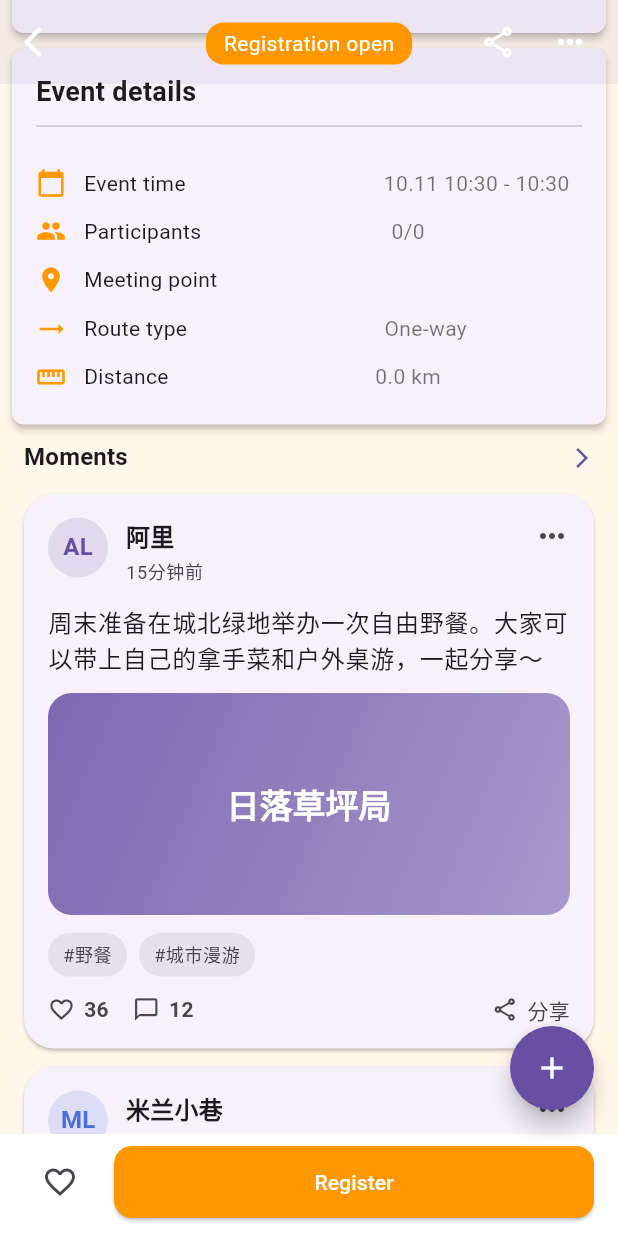
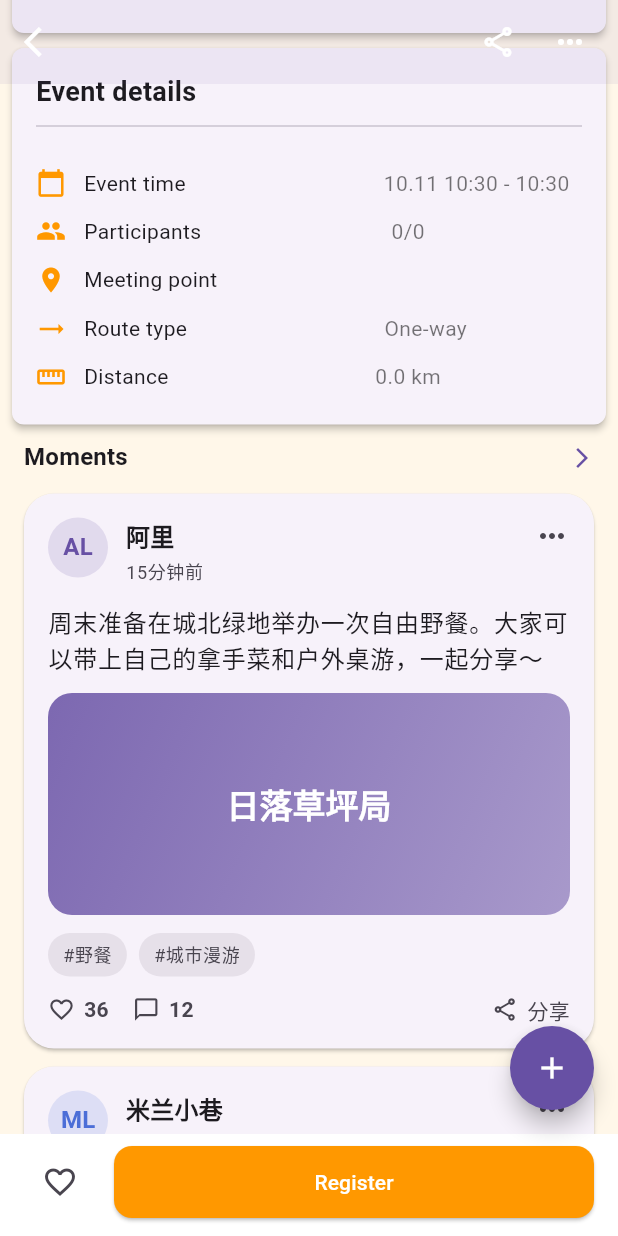
Before and after one commit to Kukutx/crew_app, a Flutter app: the EventDetailPage screen opened directly with empty values, scrolled down 576 dp, on a phone screen of 412 x 824 dp. Run offline on Flutter 3.47's test engine with Material 3 defaults, Android fonts, the phone set to English and light mode, and no system bars; our stand-ins replace cached_network_image, chewie, dio, firebase_auth, firebase_core, firebase_crashlytics and 12 more; missing offline and left inert: feedback, firebase_ui_auth, firebase_ui_oauth_apple, firebase_ui_oauth_google, image_gallery_saver_plus; accounts and stored records are empty; network calls fail.

Commit message:
Remove registration open badges

```diff
--- a/lib/features/events/presentation/detail/events_detail_page.dart
+++ b/lib/features/events/presentation/detail/events_detail_page.dart
@@ -253,7 +253,6 @@ class _EventDetailPageState extends State<EventDetailPage> {
       backgroundColor: const Color(0xFFFFF7E9),
       extendBodyBehindAppBar: true,
       appBar: EventDetailAppBar(
-        loc: loc,
         onBack: () => Navigator.pop(context),
         onShare: () => _showShareSheet(context),
         onMore: () => _showMoreActions(loc),
--- a/lib/features/events/presentation/detail/widgets/event_detail_app_bar.dart
+++ b/lib/features/events/presentation/detail/widgets/event_detail_app_bar.dart
@@ -1,16 +1,13 @@
-import 'package:crew_app/l10n/generated/app_localizations.dart';
 import 'package:flutter/material.dart';
 import 'package:flutter/services.dart';
 
 class EventDetailAppBar extends StatelessWidget implements PreferredSizeWidget {
-  final AppLocalizations loc;
   final VoidCallback onBack;
   final VoidCallback onShare;
   final VoidCallback onMore;
 
   const EventDetailAppBar({
     super.key,
-    required this.loc,
     required this.onBack,
     required this.onShare,
     required this.onMore,
@@ -40,23 +37,7 @@ class EventDetailAppBar extends StatelessWidget implements PreferredSizeWidget {
         ),
         const SizedBox(width: 8),
       ],
-      flexibleSpace: SafeArea(
-        child: Align(
-          alignment: Alignment.topCenter,
-          child: Container(
-            margin: const EdgeInsets.only(top: 15),
-            padding: const EdgeInsets.symmetric(horizontal: 12, vertical: 4),
-            decoration: BoxDecoration(
-              color: Colors.orange,
-              borderRadius: BorderRadius.circular(12),
-            ),
-            child: Text(
-              loc.registration_open,
-              style: const TextStyle(color: Colors.white, fontSize: 14),
-            ),
-          ),
-        ),
-      ),
+      flexibleSpace: const SizedBox.shrink(),
     );
   }
 }
--- a/lib/features/events/presentation/detail/widgets/event_share_sheet.dart
+++ b/lib/features/events/presentation/detail/widgets/event_share_sheet.dart
@@ -142,10 +142,6 @@ class SharePreviewCard extends StatelessWidget {
                         spacing: 8,
                         runSpacing: 8,
                         children: [
-                          _StatusChip(
-                            label: loc.registration_open,
-                            backgroundColor: Colors.orange,
-                          ),
                           _StatusChip(
                             label: timeLabel,
                             textColor: Colors.grey.shade800,
```
Also changed, not shown: lib/features/events/presentation/map/sheets/map_event_card_sheet.dart (+0 -10 lines).
